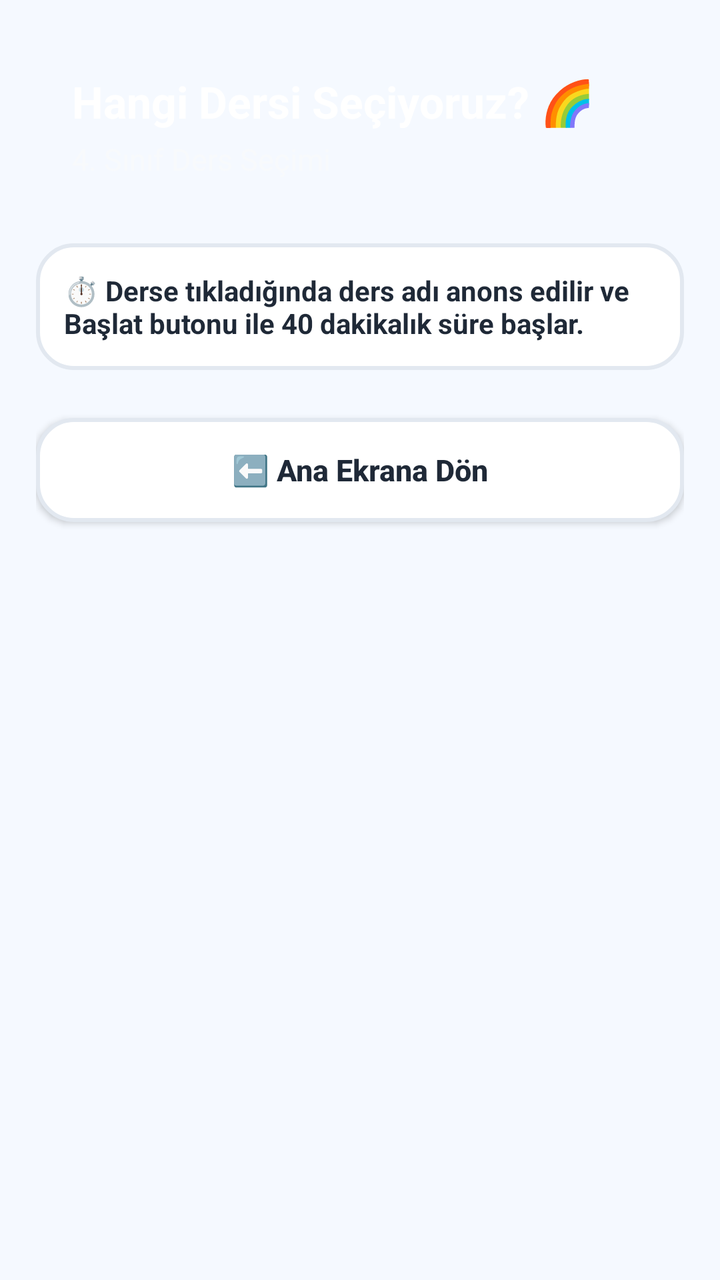
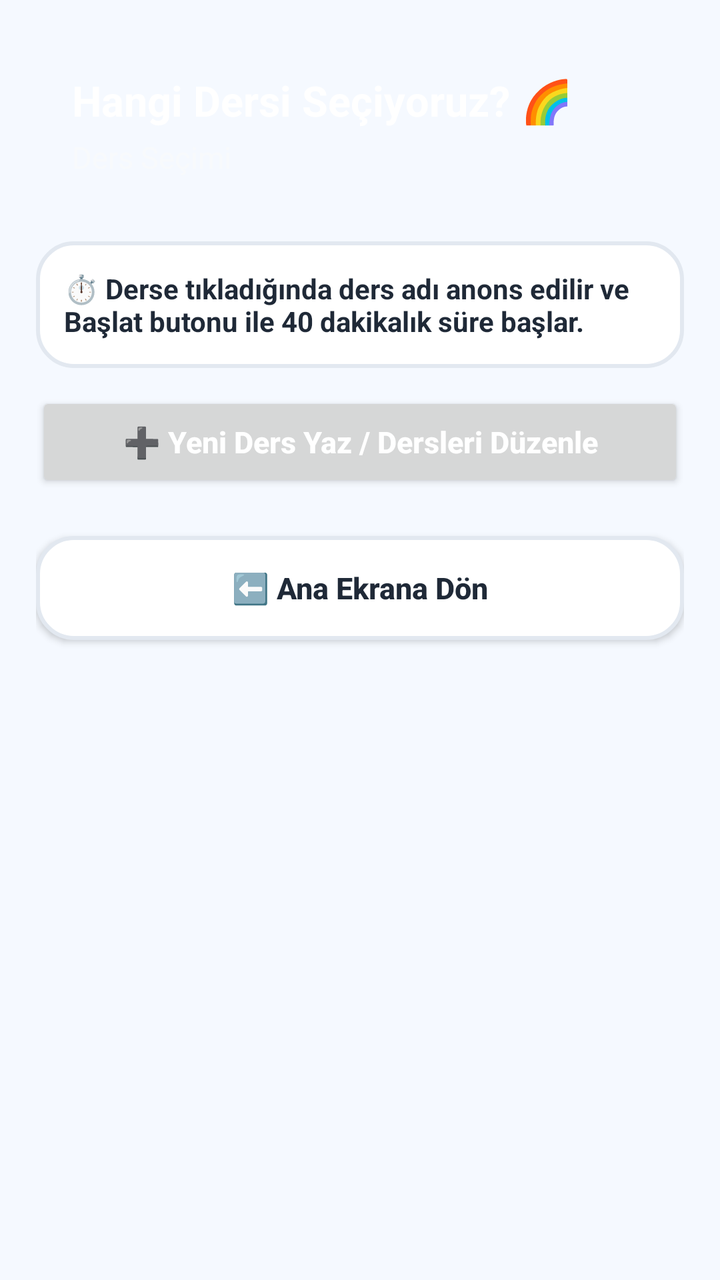

An Android layout rendered at two revisions. The XML below is the earlier revision; the diff shows what the commit changed to produce the second picture.
<!-- AndroidManifest.xml: application theme AppTheme -->
<!-- res/layout/activity_subject_select.xml -->
<?xml version="1.0" encoding="utf-8"?>
<ScrollView xmlns:android="http://schemas.android.com/apk/res/android"
    android:id="@+id/scrollRootSubject"
    android:layout_width="match_parent"
    android:layout_height="match_parent"
    android:fillViewport="true"
    android:background="@color/bg_surface">

    <LinearLayout
        android:layout_width="match_parent"
        android:layout_height="wrap_content"
        android:orientation="vertical"
        android:padding="18dp">

        <LinearLayout
            android:id="@+id/layoutSubjectHeaderCard"
            android:layout_width="match_parent"
            android:layout_height="wrap_content"
            android:orientation="vertical"
            android:padding="18dp"
            android:layout_marginBottom="14dp">

            <TextView
                android:id="@+id/tvSubjectHeaderTitle"
                android:layout_width="wrap_content"
                android:layout_height="wrap_content"
                android:text="Hangi Dersi Seçiyoruz? 🌈"
                android:textColor="#FFFFFF"
                android:textSize="22sp"
                android:textStyle="bold" />

            <TextView
                android:id="@+id/tvSubjectModeSubtitle"
                android:layout_width="wrap_content"
                android:layout_height="wrap_content"
                android:layout_marginTop="4dp"
                android:text="4. Sınıf Ders Seçimi"
                android:textColor="#F8FAFC"
                android:textSize="15sp" />
        </LinearLayout>

        
        <LinearLayout
            android:layout_width="match_parent"
            android:layout_height="wrap_content"
            android:background="@drawable/bg_white_card"
            android:orientation="vertical"
            android:padding="14dp"
            android:layout_marginBottom="14dp">

            <TextView
                android:id="@+id/tvCarriedTimeNotice"
                android:layout_width="match_parent"
                android:layout_height="wrap_content"
                android:text="⏱️ Derse tıkladığında ders adı anons edilir ve Başlat butonu ile 40 dakikalık süre başlar."
                android:textColor="@color/text_dark"
                android:textSize="14sp"
                android:textStyle="bold" />

            <Button
                android:id="@+id/btnResetCycleMemory"
                android:layout_width="wrap_content"
                android:layout_height="38dp"
                android:layout_marginTop="8dp"
                android:paddingStart="12dp"
                android:paddingEnd="12dp"
                android:text="🔄 Süreyi 40 Dakikaya Sıfırla"
                android:textAllCaps="false"
                android:textColor="#FFFFFF"
                android:textSize="12sp"
                android:visibility="gone" />
        </LinearLayout>

        
        <LinearLayout
            android:id="@+id/layoutSubjectButtons"
            android:layout_width="match_parent"
            android:layout_height="wrap_content"
            android:orientation="vertical" />

        <Button
            android:id="@+id/btnBackToMainFromSubjects"
            android:layout_width="match_parent"
            android:layout_height="52dp"
            android:layout_marginTop="10dp"
            android:background="@drawable/bg_white_card"
            android:text="⬅️ Ana Ekrana Dön"
            android:textAllCaps="false"
            android:textColor="@color/text_dark"
            android:textSize="15sp"
            android:textStyle="bold" />

    </LinearLayout>
</ScrollView>
<!-- resources referenced by this layout -->
<resources>
  <color name="bg_surface">#F5F9FF</color>
  <color name="text_dark">#1F2937</color>
  <!-- drawable bg_white_card (drawable) -->
  <?xml version="1.0" encoding="utf-8"?>
  <shape xmlns:android="http://schemas.android.com/apk/res/android" android:shape="rectangle">
      <solid android:color="#FFFFFF" />
      <corners android:radius="18dp" />
      <stroke android:width="2dp" android:color="#E2E8F0" />
  </shape>
  <style name="AppTheme" parent="android:Theme.Material.Light.NoActionBar">
          <item name="android:colorPrimary">@color/primary_default</item>
          <item name="android:colorPrimaryDark">@color/primary_dark_default</item>
          <item name="android:colorAccent">@color/accent_default</item>
          <item name="android:windowBackground">@color/bg_surface</item>
          <item name="android:statusBarColor">@color/primary_dark_default</item>
      </style>
  <color name="primary_default">#1E88E5</color>
  <color name="primary_dark_default">#1565C0</color>
  <color name="accent_default">#00897B</color>
</resources>

<!-- the commit's change to res/layout/activity_subject_select.xml (unified diff, before → after) -->
@@ -26,7 +26,7 @@
                 android:layout_height="wrap_content"
                 android:text="Hangi Dersi Seçiyoruz? 🌈"
                 android:textColor="#FFFFFF"
-                android:textSize="22sp"
+                android:textSize="21sp"
                 android:textStyle="bold" />
 
             <TextView
@@ -34,7 +34,7 @@
                 android:layout_width="wrap_content"
                 android:layout_height="wrap_content"
                 android:layout_marginTop="4dp"
-                android:text="4. Sınıf Ders Seçimi"
+                android:text="Ders Seçimi"
                 android:textColor="#F8FAFC"
                 android:textSize="15sp" />
         </LinearLayout>
@@ -46,7 +46,7 @@
             android:background="@drawable/bg_white_card"
             android:orientation="vertical"
             android:padding="14dp"
-            android:layout_marginBottom="14dp">
+            android:layout_marginBottom="12dp">
 
             <TextView
                 android:id="@+id/tvCarriedTimeNotice"
@@ -72,6 +72,18 @@
         </LinearLayout>
 
         
+        <Button
+            android:id="@+id/btnManageCustomSubjects"
+            android:layout_width="match_parent"
+            android:layout_height="50dp"
+            android:layout_marginBottom="12dp"
+            android:text="➕ Yeni Ders Yaz / Dersleri Düzenle"
+            android:textAllCaps="false"
+            android:textColor="#FFFFFF"
+            android:textSize="15sp"
+            android:textStyle="bold" />
+
+        
         <LinearLayout
             android:id="@+id/layoutSubjectButtons"
             android:layout_width="match_parent"
